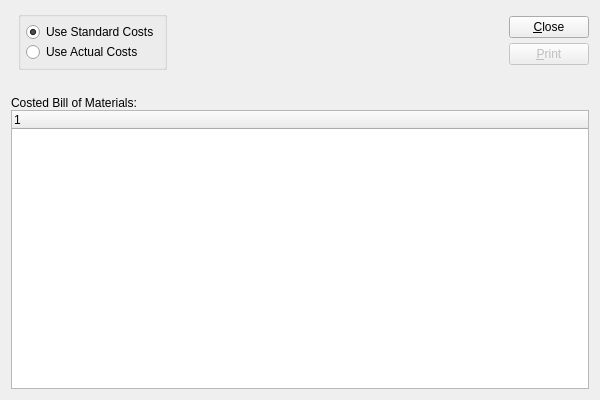
Before: the Qt Designer form xtuple/trunk/guiclient/dspCostedIndentedBOM.ui in WooodHead/xtuple, drawn with Qt 5.
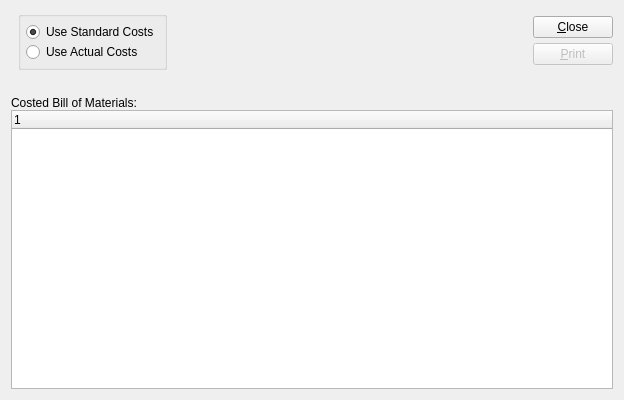
After: the same form once the commit is applied. Custom widgets are drawn as their Qt base class.

```diff
--- a/xtuple/trunk/guiclient/dspCostedIndentedBOM.ui
+++ b/xtuple/trunk/guiclient/dspCostedIndentedBOM.ui
@@ -5,7 +5,7 @@
    <rect>
     <x>0</x>
     <y>0</y>
-    <width>600</width>
+    <width>624</width>
     <height>400</height>
    </rect>
   </property>
```
